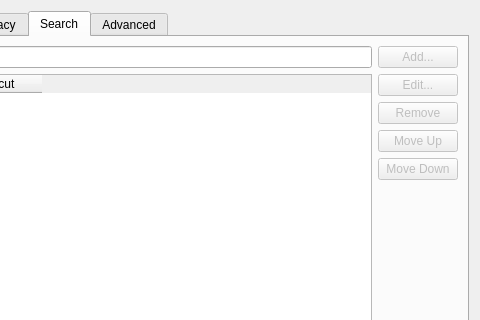
The window that src/ui/PreferencesDialog.ui (OtterBrowser/otter-browser) describes before a commit, drawn with Qt 5; both pictures show x 181 to 661 and y 0 to 320 of the 661 by 597 pixel window.
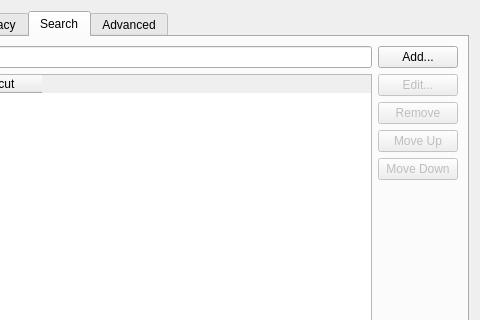
The same window after the commit. The open tabs and pages were chosen to show the change.

```diff
--- a/src/ui/PreferencesDialog.ui
+++ b/src/ui/PreferencesDialog.ui
@@ -1210,9 +1210,6 @@
         <layout class="QVBoxLayout" name="searchButtonsLayout" stretch="0,0,0,0,0,1">
          <item>
           <widget class="QPushButton" name="addSearchButton">
-           <property name="enabled">
-            <bool>false</bool>
-           </property>
            <property name="text">
             <string>Add...</string>
            </property>
```
